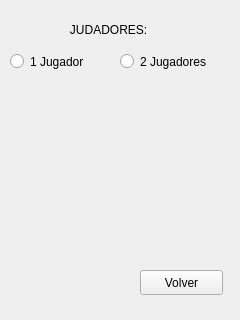
Qt form juego/opciones.ui (KevinMartinez1999/Informatica-2) before a commit.
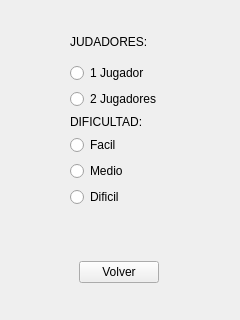
The same form after that commit.

```diff
--- a/juego/opciones.ui
+++ b/juego/opciones.ui
@@ -13,57 +13,171 @@
   <property name="windowTitle">
    <string>Form</string>
   </property>
-  <widget class="QRadioButton" name="radioButton">
+  <widget class="QWidget" name="">
    <property name="geometry">
     <rect>
-     <x>10</x>
-     <y>50</y>
-     <width>106</width>
-     <height>23</height>
-    </rect>
-   </property>
-   <property name="text">
-    <string>1 Jugador</string>
-   </property>
-  </widget>
-  <widget class="QRadioButton" name="radioButton_2">
-   <property name="geometry">
-    <rect>
-     <x>120</x>
-     <y>50</y>
-     <width>106</width>
-     <height>23</height>
-    </rect>
-   </property>
-   <property name="text">
-    <string>2 Jugadores</string>
-   </property>
-  </widget>
-  <widget class="QLabel" name="label">
-   <property name="geometry">
-    <rect>
-     <x>60</x>
-     <y>20</y>
-     <width>111</width>
-     <height>20</height>
-    </rect>
-   </property>
-   <property name="text">
-    <string>   JUDADORES:</string>
-   </property>
-  </widget>
-  <widget class="QPushButton" name="pushButton">
-   <property name="geometry">
-    <rect>
-     <x>140</x>
-     <y>270</y>
-     <width>83</width>
+     <x>13</x>
+     <y>260</y>
+     <width>211</width>
      <height>25</height>
     </rect>
    </property>
-   <property name="text">
-    <string>Volver</string>
+   <layout class="QHBoxLayout" name="horizontalLayout">
+    <item>
+     <spacer name="horizontalSpacer">
+      <property name="orientation">
+       <enum>Qt::Horizontal</enum>
+      </property>
+      <property name="sizeHint" stdset="0">
+       <size>
+        <width>40</width>
+        <height>20</height>
+       </size>
+      </property>
+     </spacer>
+    </item>
+    <item>
+     <widget class="QPushButton" name="pushButton">
+      <property name="text">
+       <string>Volver</string>
+      </property>
+     </widget>
+    </item>
+    <item>
+     <spacer name="horizontalSpacer_2">
+      <property name="orientation">
+       <enum>Qt::Horizontal</enum>
+      </property>
+      <property name="sizeHint" stdset="0">
+       <size>
+        <width>40</width>
+        <height>20</height>
+       </size>
+      </property>
+     </spacer>
+    </item>
+   </layout>
+  </widget>
+  <widget class="QWidget" name="">
+   <property name="geometry">
+    <rect>
+     <x>10</x>
+     <y>26</y>
+     <width>211</width>
+     <height>181</height>
+    </rect>
    </property>
+   <layout class="QGridLayout" name="gridLayout">
+    <item row="0" column="0">
+     <spacer name="horizontalSpacer_3">
+      <property name="orientation">
+       <enum>Qt::Horizontal</enum>
+      </property>
+      <property name="sizeHint" stdset="0">
+       <size>
+        <width>40</width>
+        <height>20</height>
+       </size>
+      </property>
+     </spacer>
+    </item>
+    <item row="0" column="1">
+     <layout class="QVBoxLayout" name="verticalLayout">
+      <item>
+       <widget class="QLabel" name="label">
+        <property name="text">
+         <string>JUDADORES:</string>
+        </property>
+       </widget>
+      </item>
+      <item>
+       <widget class="QRadioButton" name="radioButton">
+        <property name="text">
+         <string>1 Jugador</string>
+        </property>
+       </widget>
+      </item>
+      <item>
+       <widget class="QRadioButton" name="radioButton_2">
+        <property name="text">
+         <string>2 Jugadores</string>
+        </property>
+       </widget>
+      </item>
+     </layout>
+    </item>
+    <item row="0" column="2">
+     <spacer name="horizontalSpacer_4">
+      <property name="orientation">
+       <enum>Qt::Horizontal</enum>
+      </property>
+      <property name="sizeHint" stdset="0">
+       <size>
+        <width>40</width>
+        <height>20</height>
+       </size>
+      </property>
+     </spacer>
+    </item>
+    <item row="1" column="0">
+     <spacer name="horizontalSpacer_5">
+      <property name="orientation">
+       <enum>Qt::Horizontal</enum>
+      </property>
+      <property name="sizeHint" stdset="0">
+       <size>
+        <width>40</width>
+        <height>20</height>
+       </size>
+      </property>
+     </spacer>
+    </item>
+    <item row="1" column="1">
+     <layout class="QVBoxLayout" name="verticalLayout_2">
+      <item>
+       <widget class="QLabel" name="label_2">
+        <property name="text">
+         <string>DIFICULTAD:</string>
+        </property>
+       </widget>
+      </item>
+      <item>
+       <widget class="QRadioButton" name="facil">
+        <property name="text">
+         <string>Facil</string>
+        </property>
+       </widget>
+      </item>
+      <item>
+       <widget class="QRadioButton" name="medio">
+        <property name="text">
+         <string>Medio</string>
+        </property>
+       </widget>
+      </item>
+      <item>
+       <widget class="QRadioButton" name="dificil">
+        <property name="text">
+         <string>Dificil</string>
+        </property>
+       </widget>
+      </item>
+     </layout>
+    </item>
+    <item row="1" column="2">
+     <spacer name="horizontalSpacer_6">
+      <property name="orientation">
+       <enum>Qt::Horizontal</enum>
+      </property>
+      <property name="sizeHint" stdset="0">
+       <size>
+        <width>40</width>
+        <height>20</height>
+       </size>
+      </property>
+     </spacer>
+    </item>
+   </layout>
   </widget>
  </widget>
  <resources/>
```
